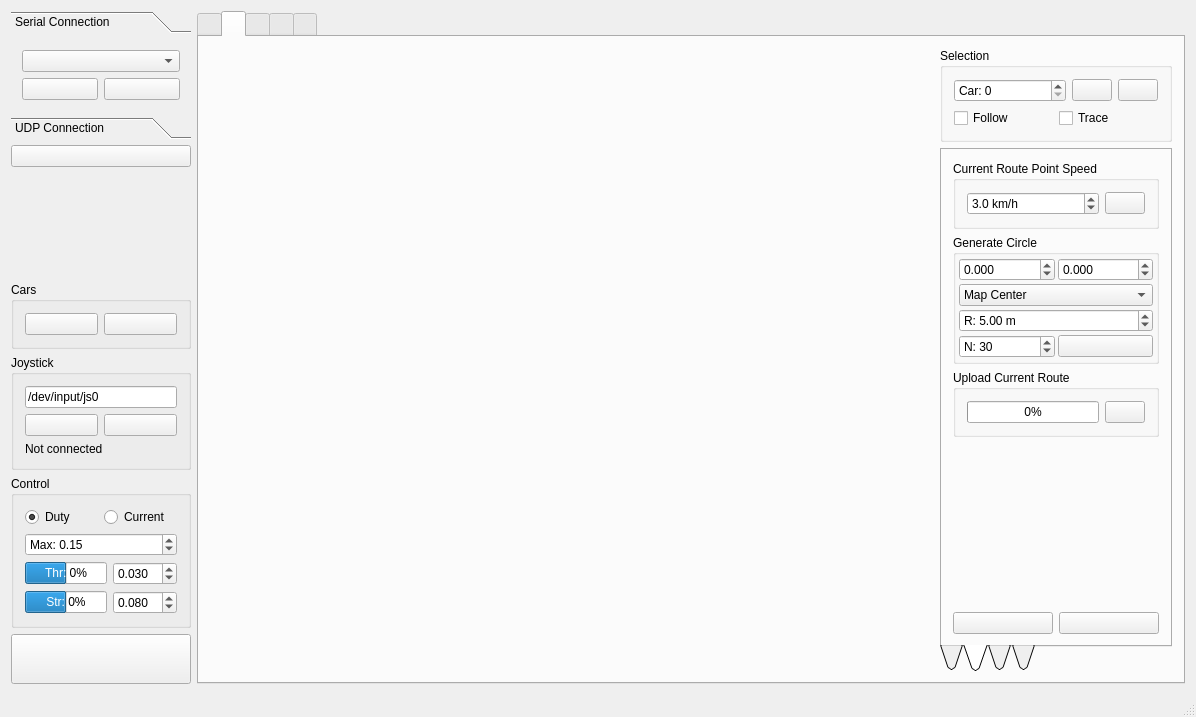
Qt form Linux/RC_Car_Tool/mainwindow.ui (vedderb/rise_sdvp) before a commit.
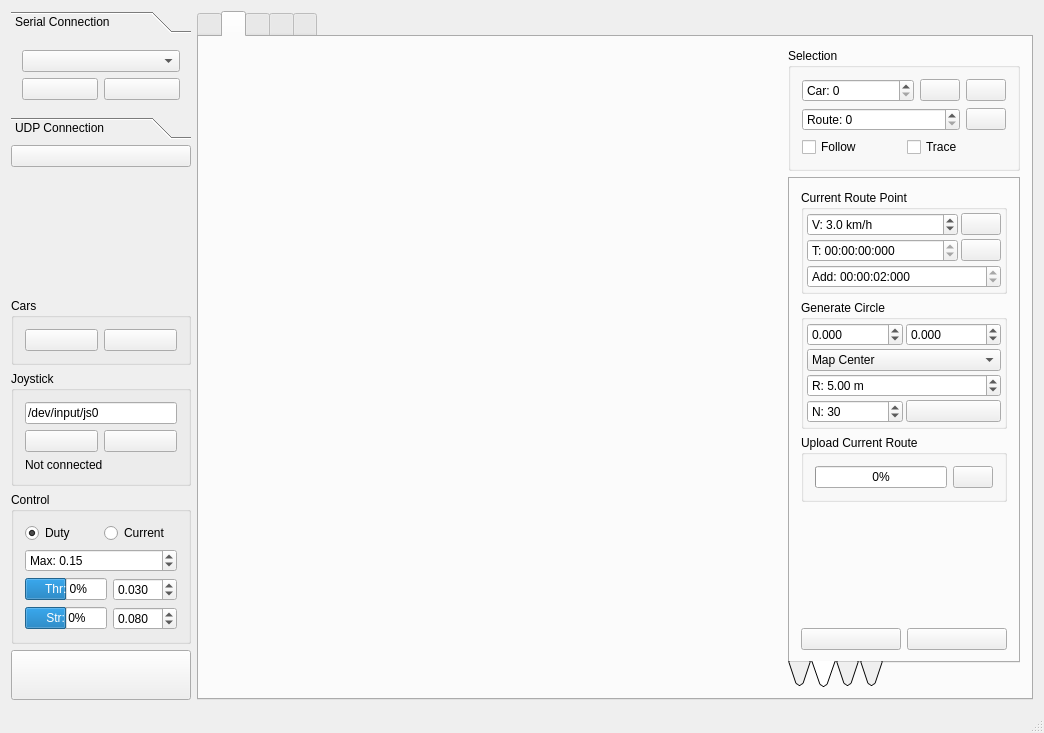
The same form after that commit. The open tabs and pages were chosen to show the change. Icons and pictures are not drawn. Custom widgets are drawn as their Qt base class.

Commit message: Time-based autopilot first version

```diff
--- a/Linux/RC_Car_Tool/mainwindow.ui
+++ b/Linux/RC_Car_Tool/mainwindow.ui
@@ -6,8 +6,8 @@
    <rect>
     <x>0</x>
     <y>0</y>
-    <width>1196</width>
-    <height>717</height>
+    <width>1044</width>
+    <height>733</height>
    </rect>
   </property>
   <property name="windowTitle">
@@ -564,6 +564,40 @@
                </item>
               </layout>
              </item>
+             <item>
+              <layout class="QHBoxLayout" name="horizontalLayout_14">
+               <item>
+                <widget class="QSpinBox" name="mapRouteBox">
+                 <property name="prefix">
+                  <string>Route: </string>
+                 </property>
+                 <property name="maximum">
+                  <number>255</number>
+                 </property>
+                </widget>
+               </item>
+               <item>
+                <widget class="QPushButton" name="removeRouteExtraButton">
+                 <property name="sizePolicy">
+                  <sizepolicy hsizetype="Fixed" vsizetype="Fixed">
+                   <horstretch>0</horstretch>
+                   <verstretch>0</verstretch>
+                  </sizepolicy>
+                 </property>
+                 <property name="toolTip">
+                  <string>Remove trace</string>
+                 </property>
+                 <property name="text">
+                  <string/>
+                 </property>
+                 <property name="icon">
+                  <iconset resource="resources.qrc">
+                   <normaloff>:/models/Icons/Delete2-96.png</normaloff>:/models/Icons/Delete2-96.png</iconset>
+                 </property>
+                </widget>
+               </item>
+              </layout>
+             </item>
              <item>
               <layout class="QHBoxLayout" name="horizontalLayout_12">
                <item>
@@ -786,13 +820,69 @@
               <item>
                <widget class="QGroupBox" name="groupBox_9">
                 <property name="title">
-                 <string>Current Route Point Speed</string>
+                 <string>Current Route Point</string>
                 </property>
-                <layout class="QHBoxLayout" name="horizontalLayout_3">
-                 <item>
+                <layout class="QGridLayout" name="gridLayout_6">
+                 <property name="leftMargin">
+                  <number>3</number>
+                 </property>
+                 <property name="topMargin">
+                  <number>3</number>
+                 </property>
+                 <property name="rightMargin">
+                  <number>3</number>
+                 </property>
+                 <property name="bottomMargin">
+                  <number>3</number>
+                 </property>
+                 <property name="spacing">
+                  <number>3</number>
+                 </property>
+                 <item row="1" column="0">
+                  <widget class="QTimeEdit" name="mapRouteTimeEdit">
+                   <property name="displayFormat">
+                    <string>T: HH:mm:ss:zzz</string>
+                   </property>
+                  </widget>
+                 </item>
+                 <item row="0" column="1">
+                  <widget class="QPushButton" name="mapUpdateSpeedButton">
+                   <property name="sizePolicy">
+                    <sizepolicy hsizetype="Fixed" vsizetype="Fixed">
+                     <horstretch>0</horstretch>
+                     <verstretch>0</verstretch>
+                    </sizepolicy>
+                   </property>
+                   <property name="toolTip">
+                    <string>Set selected speed on all points</string>
+                   </property>
+                   <property name="text">
+                    <string/>
+                   </property>
+                   <property name="icon">
+                    <iconset resource="resources.qrc">
+                     <normaloff>:/models/Icons/Available Updates-96.png</normaloff>:/models/Icons/Available Updates-96.png</iconset>
+                   </property>
+                  </widget>
+                 </item>
+                 <item row="1" column="1">
+                  <widget class="QPushButton" name="mapUpdateTimeButton">
+                   <property name="toolTip">
+                    <string>Set start time to a specified time from now</string>
+                   </property>
+                   <property name="text">
+                    <string/>
+                   </property>
+                   <property name="icon">
+                    <iconset resource="resources.qrc">
+                     <normaloff>:/models/Icons/Clock-96.png</normaloff>:/models/Icons/Clock-96.png</iconset>
+                   </property>
+                  </widget>
+                 </item>
+                 <item row="0" column="0">
                   <widget class="QDoubleSpinBox" name="mapRouteSpeedBox">
                    <property name="prefix">
-                    <string/>
+                    <string>V: </string>
                    </property>
                    <property name="suffix">
                     <string> km/h</string>
@@ -808,20 +898,20 @@
                    </property>
                   </widget>
                  </item>
-                 <item>
-                  <widget class="QPushButton" name="mapUpdateSpeedButton">
-                   <property name="sizePolicy">
-                    <sizepolicy hsizetype="Fixed" vsizetype="Fixed">
-                     <horstretch>0</horstretch>
-                     <verstretch>0</verstretch>
-                    </sizepolicy>
+                 <item row="2" column="0" colspan="2">
+                  <widget class="QTimeEdit" name="mapRouteAddTimeEdit">
+                   <property name="toolTip">
+                    <string>Time to add to each new route point from previous point</string>
                    </property>
-                   <property name="text">
-                    <string/>
+                   <property name="displayFormat">
+                    <string>'Add': HH:mm:ss:zzz</string>
                    </property>
-                   <property name="icon">
-                    <iconset resource="resources.qrc">
-                     <normaloff>:/models/Icons/Available Updates-96.png</normaloff>:/models/Icons/Available Updates-96.png</iconset>
+                   <property name="time">
+                    <time>
+                     <hour>0</hour>
+                     <minute>0</minute>
+                     <second>2</second>
+                    </time>
                    </property>
                   </widget>
                  </item>
@@ -1032,7 +1122,7 @@
                  </widget>
                 </item>
                 <item>
-                 <widget class="QPushButton" name="removeRouteExtraButton">
+                 <widget class="QPushButton" name="mapRemoveRouteButton">
                   <property name="text">
                    <string/>
                   </property>
@@ -1527,7 +1617,7 @@
                   </widget>
                  </item>
                  <item>
-                  <widget class="QPushButton" name="mapRemoveRouteButton">
+                  <widget class="QPushButton" name="mapRemoveRouteAllButton">
                    <property name="toolTip">
                     <string>Route</string>
                    </property>
```
Left out of the diff: 10 changed lines with no effect on the pictures. The commit also changes 27 other files.
